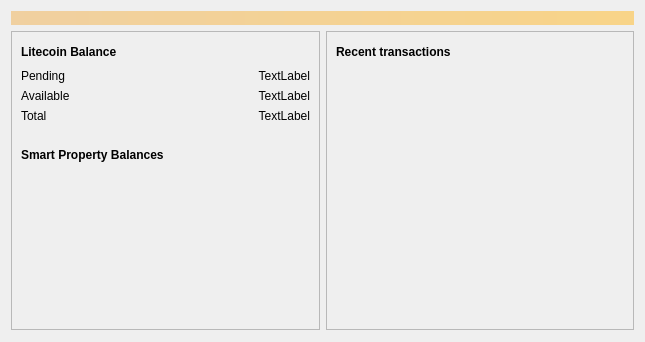
First picture: the form in src/qt/forms/overviewpage.ui, repository BlockPo/BlockPo-to-Tradelayer, before the edit.
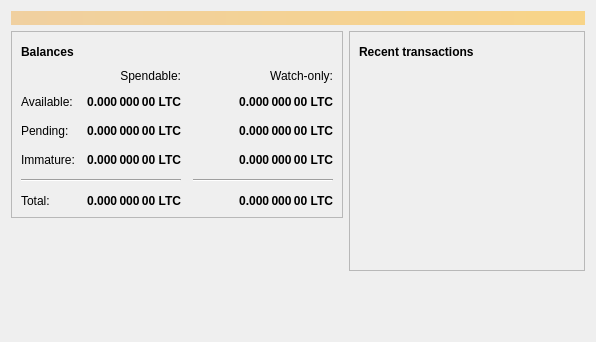
Second picture: the form after the edit. Icons and pictures are not drawn.

Commit message: upgrading to litecoin 0.16.3

Patch:
```diff
--- a/src/qt/forms/overviewpage.ui
+++ b/src/qt/forms/overviewpage.ui
@@ -6,7 +6,7 @@
    <rect>
     <x>0</x>
     <y>0</y>
-    <width>645</width>
+    <width>596</width>
     <height>342</height>
    </rect>
   </property>
@@ -57,20 +57,14 @@
                </font>
               </property>
               <property name="text">
-               <string>Litecoin Balance</string>
+               <string>Balances</string>
               </property>
              </widget>
             </item>
             <item>
              <widget class="QPushButton" name="labelWalletStatus">
               <property name="enabled">
-               <bool>false</bool>
-              </property>
-              <property name="minimumSize">
-               <size>
-                <width>150</width>
-                <height>0</height>
-               </size>
+               <bool>true</bool>
               </property>
               <property name="maximumSize">
                <size>
@@ -79,10 +73,7 @@
                </size>
               </property>
               <property name="toolTip">
-               <string>The displayed information may be out of date. Your wallet automatically synchronizes with the Bitcoin network after a connection is established, but this process has not completed yet.</string>
-              </property>
-              <property name="styleSheet">
-               <string notr="true">text-align: left</string>
+               <string>The displayed information may be out of date. Your wallet automatically synchronizes with the Litecoin network after a connection is established, but this process has not completed yet.</string>
               </property>
               <property name="text">
                <string/>
@@ -119,21 +110,217 @@
            </layout>
           </item>
           <item>
-           <layout class="QFormLayout" name="formLayout">
-            <property name="topMargin">
-             <number>0</number>
+           <layout class="QGridLayout" name="gridLayout">
+            <property name="spacing">
+             <number>12</number>
             </property>
-            <item row="2" column="0">
-             <widget class="QLabel" name="label_2">
+            <item row="2" column="2">
+             <widget class="QLabel" name="labelWatchPending">
+              <property name="font">
+               <font>
+                <weight>75</weight>
+                <bold>true</bold>
+               </font>
+              </property>
+              <property name="cursor">
+               <cursorShape>IBeamCursor</cursorShape>
+              </property>
+              <property name="toolTip">
+               <string>Unconfirmed transactions to watch-only addresses</string>
+              </property>
               <property name="text">
-               <string>Total</string>
+               <string notr="true">0.000 000 00 LTC</string>
+              </property>
+              <property name="alignment">
+               <set>Qt::AlignRight|Qt::AlignTrailing|Qt::AlignVCenter</set>
+              </property>
+              <property name="textInteractionFlags">
+               <set>Qt::LinksAccessibleByMouse|Qt::TextSelectableByKeyboard|Qt::TextSelectableByMouse</set>
               </property>
              </widget>
             </item>
             <item row="2" column="1">
+             <widget class="QLabel" name="labelUnconfirmed">
+              <property name="font">
+               <font>
+                <weight>75</weight>
+                <bold>true</bold>
+               </font>
+              </property>
+              <property name="cursor">
+               <cursorShape>IBeamCursor</cursorShape>
+              </property>
+              <property name="toolTip">
+               <string>Total of transactions that have yet to be confirmed, and do not yet count toward the spendable balance</string>
+              </property>
+              <property name="text">
+               <string notr="true">0.000 000 00 LTC</string>
+              </property>
+              <property name="alignment">
+               <set>Qt::AlignRight|Qt::AlignTrailing|Qt::AlignVCenter</set>
+              </property>
+              <property name="textInteractionFlags">
+               <set>Qt::LinksAccessibleByMouse|Qt::TextSelectableByKeyboard|Qt::TextSelectableByMouse</set>
+              </property>
+             </widget>
+            </item>
+            <item row="3" column="2">
+             <widget class="QLabel" name="labelWatchImmature">
+              <property name="font">
+               <font>
+                <weight>75</weight>
+                <bold>true</bold>
+               </font>
+              </property>
+              <property name="cursor">
+               <cursorShape>IBeamCursor</cursorShape>
+              </property>
+              <property name="toolTip">
+               <string>Mined balance in watch-only addresses that has not yet matured</string>
+              </property>
+              <property name="text">
+               <string notr="true">0.000 000 00 LTC</string>
+              </property>
+              <property name="alignment">
+               <set>Qt::AlignRight|Qt::AlignTrailing|Qt::AlignVCenter</set>
+              </property>
+              <property name="textInteractionFlags">
+               <set>Qt::LinksAccessibleByMouse|Qt::TextSelectableByKeyboard|Qt::TextSelectableByMouse</set>
+              </property>
+             </widget>
+            </item>
+            <item row="4" column="0" colspan="2">
+             <widget class="Line" name="line">
+              <property name="orientation">
+               <enum>Qt::Horizontal</enum>
+              </property>
+             </widget>
+            </item>
+            <item row="4" column="2">
+             <widget class="Line" name="lineWatchBalance">
+              <property name="sizePolicy">
+               <sizepolicy hsizetype="Preferred" vsizetype="Fixed">
+                <horstretch>0</horstretch>
+                <verstretch>0</verstretch>
+               </sizepolicy>
+              </property>
+              <property name="minimumSize">
+               <size>
+                <width>140</width>
+                <height>0</height>
+               </size>
+              </property>
+              <property name="orientation">
+               <enum>Qt::Horizontal</enum>
+              </property>
+             </widget>
+            </item>
+            <item row="5" column="0">
+             <widget class="QLabel" name="labelTotalText">
+              <property name="text">
+               <string>Total:</string>
+              </property>
+             </widget>
+            </item>
+            <item row="3" column="1">
+             <widget class="QLabel" name="labelImmature">
+              <property name="font">
+               <font>
+                <weight>75</weight>
+                <bold>true</bold>
+               </font>
+              </property>
+              <property name="cursor">
+               <cursorShape>IBeamCursor</cursorShape>
+              </property>
+              <property name="toolTip">
+               <string>Mined balance that has not yet matured</string>
+              </property>
+              <property name="text">
+               <string notr="true">0.000 000 00 LTC</string>
+              </property>
+              <property name="alignment">
+               <set>Qt::AlignRight|Qt::AlignTrailing|Qt::AlignVCenter</set>
+              </property>
+              <property name="textInteractionFlags">
+               <set>Qt::LinksAccessibleByMouse|Qt::TextSelectableByKeyboard|Qt::TextSelectableByMouse</set>
+              </property>
+             </widget>
+            </item>
+            <item row="2" column="3">
+             <spacer name="horizontalSpacer_2">
+              <property name="orientation">
+               <enum>Qt::Horizontal</enum>
+              </property>
+              <property name="sizeHint" stdset="0">
+               <size>
+                <width>40</width>
+                <height>20</height>
+               </size>
+              </property>
+             </spacer>
+            </item>
+            <item row="3" column="0">
+             <widget class="QLabel" name="labelImmatureText">
+              <property name="text">
+               <string>Immature:</string>
+              </property>
+             </widget>
+            </item>
+            <item row="5" column="1">
              <widget class="QLabel" name="labelTotal">
+              <property name="font">
+               <font>
+                <weight>75</weight>
+                <bold>true</bold>
+               </font>
+              </property>
+              <property name="cursor">
+               <cursorShape>IBeamCursor</cursorShape>
+              </property>
+              <property name="toolTip">
+               <string>Your current total balance</string>
+              </property>
               <property name="text">
-               <string>TextLabel</string>
+               <string notr="true">0.000 000 00 LTC</string>
+              </property>
+              <property name="alignment">
+               <set>Qt::AlignRight|Qt::AlignTrailing|Qt::AlignVCenter</set>
+              </property>
+              <property name="textInteractionFlags">
+               <set>Qt::LinksAccessibleByMouse|Qt::TextSelectableByKeyboard|Qt::TextSelectableByMouse</set>
+              </property>
+             </widget>
+            </item>
+            <item row="5" column="2">
+             <widget class="QLabel" name="labelWatchTotal">
+              <property name="font">
+               <font>
+                <weight>75</weight>
+                <bold>true</bold>
+               </font>
+              </property>
+              <property name="cursor">
+               <cursorShape>IBeamCursor</cursorShape>
+              </property>
+              <property name="toolTip">
+               <string>Current total balance in watch-only addresses</string>
+              </property>
+              <property name="text">
+               <string notr="true">0.000 000 00 LTC</string>
+              </property>
+              <property name="alignment">
+               <set>Qt::AlignRight|Qt::AlignTrailing|Qt::AlignVCenter</set>
+              </property>
+              <property name="textInteractionFlags">
+               <set>Qt::LinksAccessibleByMouse|Qt::TextSelectableByKeyboard|Qt::TextSelectableByMouse</set>
+              </property>
+             </widget>
+            </item>
+            <item row="0" column="2">
+             <widget class="QLabel" name="labelWatchonly">
+              <property name="text">
+               <string>Watch-only:</string>
               </property>
               <property name="alignment">
                <set>Qt::AlignRight|Qt::AlignTrailing|Qt::AlignVCenter</set>
@@ -141,36 +328,70 @@
              </widget>
             </item>
             <item row="1" column="0">
-             <widget class="QLabel" name="label_6">
+             <widget class="QLabel" name="labelBalanceText">
               <property name="text">
-               <string>Available</string>
+               <string>Available:</string>
               </property>
              </widget>
             </item>
             <item row="1" column="1">
              <widget class="QLabel" name="labelBalance">
+              <property name="font">
+               <font>
+                <weight>75</weight>
+                <bold>true</bold>
+               </font>
+              </property>
+              <property name="cursor">
+               <cursorShape>IBeamCursor</cursorShape>
+              </property>
+              <property name="toolTip">
+               <string>Your current spendable balance</string>
+              </property>
               <property name="text">
-               <string>TextLabel</string>
+               <string notr="true">0.000 000 00 LTC</string>
               </property>
               <property name="alignment">
                <set>Qt::AlignRight|Qt::AlignTrailing|Qt::AlignVCenter</set>
               </property>
              </widget>
             </item>
-            <item row="0" column="0">
-             <widget class="QLabel" name="label_8">
+            <item row="1" column="2">
+             <widget class="QLabel" name="labelWatchAvailable">
+              <property name="font">
+               <font>
+                <weight>75</weight>
+                <bold>true</bold>
+               </font>
+              </property>
+              <property name="cursor">
+               <cursorShape>IBeamCursor</cursorShape>
+              </property>
+              <property name="toolTip">
+               <string>Your current balance in watch-only addresses</string>
+              </property>
               <property name="text">
-               <string>Pending</string>
+               <string notr="true">0.000 000 00 LTC</string>
+              </property>
+              <property name="alignment">
+               <set>Qt::AlignRight|Qt::AlignTrailing|Qt::AlignVCenter</set>
+              </property>
+              <property name="textInteractionFlags">
+               <set>Qt::LinksAccessibleByMouse|Qt::TextSelectableByKeyboard|Qt::TextSelectableByMouse</set>
+              </property>
+             </widget>
+            </item>
+            <item row="2" column="0">
+             <widget class="QLabel" name="labelPendingText">
+              <property name="text">
+               <string>Pending:</string>
               </property>
              </widget>
             </item>
             <item row="0" column="1">
-             <widget class="QLabel" name="labelUnconfirmed">
-              <property name="styleSheet">
-               <string notr="true"/>
-              </property>
+             <widget class="QLabel" name="labelSpendable">
               <property name="text">
-               <string>TextLabel</string>
+               <string>Spendable:</string>
               </property>
               <property name="alignment">
                <set>Qt::AlignRight|Qt::AlignTrailing|Qt::AlignVCenter</set>
@@ -179,97 +400,22 @@
             </item>
            </layout>
           </item>
-          <item>
-           <layout class="QHBoxLayout" name="horizontalLayout_3">
-            <property name="topMargin">
-             <number>15</number>
-            </property>
-            <property name="bottomMargin">
-             <number>0</number>
-            </property>
-            <item>
-             <widget class="QLabel" name="label">
-              <property name="styleSheet">
-               <string notr="true">font-weight:bold;
-</string>
-              </property>
-              <property name="text">
-               <string>Smart Property Balances</string>
-              </property>
-             </widget>
-            </item>
-            <item>
-             <widget class="QPushButton" name="labelSPStatus">
-              <property name="enabled">
-               <bool>false</bool>
-              </property>
-              <property name="styleSheet">
-               <string notr="true">text-align: left</string>
-              </property>
-              <property name="text">
-               <string/>
-              </property>
-              <property name="iconSize">
-               <size>
-                <width>24</width>
-                <height>24</height>
-               </size>
-              </property>
-              <property name="flat">
-               <bool>true</bool>
-              </property>
-             </widget>
-            </item>
-            <item>
-             <spacer name="horizontalSpacer_2">
-              <property name="orientation">
-               <enum>Qt::Horizontal</enum>
-              </property>
-              <property name="sizeHint" stdset="0">
-               <size>
-                <width>40</width>
-                <height>20</height>
-               </size>
-              </property>
-             </spacer>
-            </item>
-           </layout>
-          </item>
-          <item>
-           <widget class="QListWidget" name="overviewLW">
-            <property name="focusPolicy">
-             <enum>Qt::NoFocus</enum>
-            </property>
-            <property name="styleSheet">
-             <string notr="true">QListWidget { background-color:transparent }</string>
-            </property>
-            <property name="frameShape">
-             <enum>QFrame::NoFrame</enum>
-            </property>
-            <property name="frameShadow">
-             <enum>QFrame::Plain</enum>
-            </property>
-            <property name="selectionMode">
-             <enum>QAbstractItemView::NoSelection</enum>
-            </property>
-           </widget>
-          </item>
-          <item>
-           <spacer name="verticalSpacer_3">
-            <property name="orientation">
-             <enum>Qt::Vertical</enum>
-            </property>
-            <property name="sizeHint" stdset="0">
-             <size>
-              <width>20</width>
-              <height>40</height>
-             </size>
-            </property>
-           </spacer>
-          </item>
          </layout>
         </widget>
        </item>
+       <item>
+        <spacer name="verticalSpacer">
+         <property name="orientation">
+          <enum>Qt::Vertical</enum>
+         </property>
+         <property name="sizeHint" stdset="0">
+          <size>
+           <width>20</width>
+           <height>40</height>
+          </size>
+         </property>
+        </spacer>
+       </item>
       </layout>
      </item>
      <item>
@@ -301,13 +447,7 @@
             <item>
              <widget class="QPushButton" name="labelTransactionsStatus">
               <property name="enabled">
-               <bool>false</bool>
-              </property>
-              <property name="minimumSize">
-               <size>
-                <width>150</width>
-                <height>0</height>
-               </size>
+               <bool>true</bool>
               </property>
               <property name="maximumSize">
                <size>
@@ -316,11 +456,7 @@
                </size>
               </property>
               <property name="toolTip">
-               <string>The displayed information may be out of date. Your wallet automatically synchronizes with the Bitcoin network after a connection is established, but this process has not completed yet.</string>
-              </property>
-              <property name="styleSheet">
-               <string notr="true">text-align:left;
-</string>
+               <string>The displayed information may be out of date. Your wallet automatically synchronizes with the Litecoin network after a connection is established, but this process has not completed yet.</string>
               </property>
               <property name="text">
                <string/>
@@ -375,42 +511,26 @@
             </property>
            </widget>
           </item>
-          <item>
-           <spacer name="verticalSpacer_2">
-            <property name="orientation">
-             <enum>Qt::Vertical</enum>
-            </property>
-            <property name="sizeHint" stdset="0">
-             <size>
-              <width>20</width>
-              <height>40</height>
-             </size>
-            </property>
-           </spacer>
-          </item>
          </layout>
         </widget>
        </item>
+       <item>
+        <spacer name="verticalSpacer_2">
+         <property name="orientation">
+          <enum>Qt::Vertical</enum>
+         </property>
+         <property name="sizeHint" stdset="0">
+          <size>
+           <width>20</width>
+           <height>40</height>
+          </size>
+         </property>
+        </spacer>
+       </item>
       </layout>
      </item>
     </layout>
    </item>
-   <item>
-    <spacer name="verticalSpacer">
-     <property name="orientation">
-      <enum>Qt::Vertical</enum>
-     </property>
-     <property name="sizeType">
-      <enum>QSizePolicy::Fixed</enum>
-     </property>
-     <property name="sizeHint" stdset="0">
-      <size>
-       <width>1</width>
-       <height>1</height>
-      </size>
-     </property>
-    </spacer>
-   </item>
   </layout>
  </widget>
  <resources/>
```
Left out of the diff: 7 changed lines with no effect on the pictures. The commit also changes 1319 other files.
